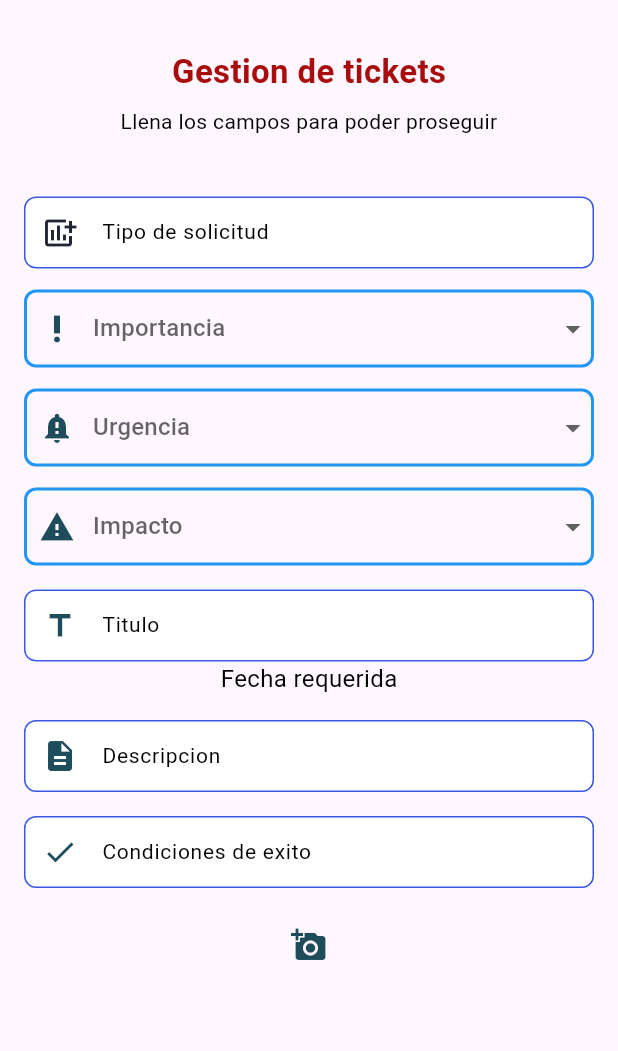
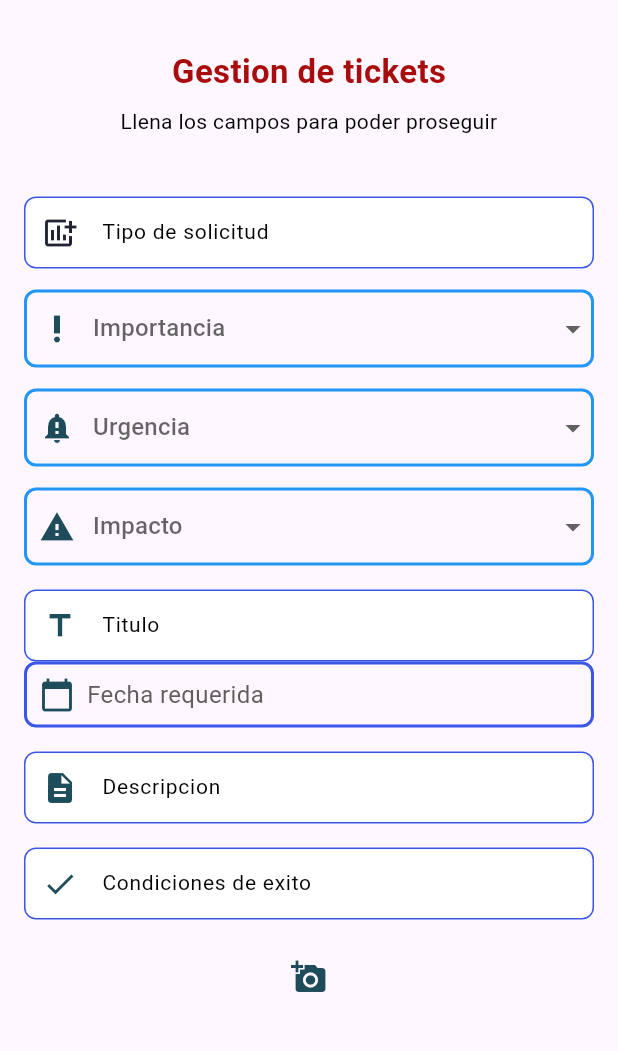
Before and after one commit to mdssistemas/gestorDeTickets, a Flutter app: the screen it shows after launch, on a phone screen of 412 x 824 dp, the part 84-1135 px from its top. Run offline on Flutter 3.47's test engine with Material 3 defaults, Android fonts, the phone set to English and light mode, and no system bars.

Commit message:
Date time con borde

```diff
--- a/lib/form.dart
+++ b/lib/form.dart
@@ -9,7 +9,7 @@ class home extends StatefulWidget {
 
 class _homeState extends State<home> {
   String? _selectedValue = null;
-  DateTime desde = DateTime.now();
+  DateTime? desde = null;
 
   @override
   void initState() {
@@ -314,15 +314,36 @@ class _homeState extends State<home> {
                       });
                     }
                   },
-                  child: Text(
-                    'Fecha requerida',
-                    /*DateFormat(DateFormat.YEAR_MONTH_DAY, 'es')
-                        .format(
-                        desde), "${desde.day} / ${desde.month} / ${desde.year}",*/
-                    textAlign: TextAlign.left,
-                    style: TextStyle(fontSize: 16, color: Colors.black),
+                  child: Container(
+                    decoration: BoxDecoration(
+                      color: Colors.transparent,
+                      border: Border.all(
+                        color: Color(0xff3a57e8),
+                        width: 2.0,
+                      ),
+                      borderRadius: BorderRadius.circular(8.0),
+                    ),
+                    child: Padding(
+                      padding: const EdgeInsets.all(8.0),
+                      child: Row(
+                        children: [
+                          Icon(
+                            Icons.calendar_today, // Icono de calendario
+                            color: Color(0xff2124352),
+                          ),
+                          SizedBox(width: 8.0),
+                          Text(
+                            (desde == null) ? "Fecha requerida" : DateFormat(DateFormat.YEAR_MONTH_DAY, 'es').format(desde!),
+                            textAlign: TextAlign.left,
+                            style: TextStyle(fontSize: 16, color: Color(0xff625d5d)),
+                          ),
+                        ],
+                      ),
+                    ),
                   ),
                 ),
+
+
 
                 Padding(
                   padding: EdgeInsets.fromLTRB(0, 16, 0, 0),
```
